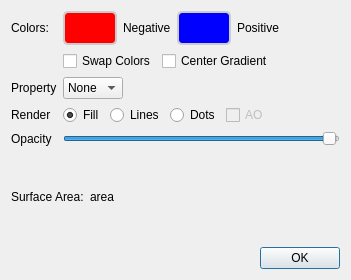
Qt form src/Configurator/SurfaceConfigurator.ui (nutjunkie/IQmol) before a commit.
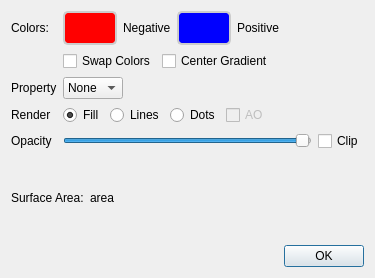
The same form after that commit.

What changed in the file:
```diff
--- a/src/Configurator/SurfaceConfigurator.ui
+++ b/src/Configurator/SurfaceConfigurator.ui
@@ -6,8 +6,8 @@
    <rect>
     <x>0</x>
     <y>0</y>
-    <width>351</width>
-    <height>280</height>
+    <width>375</width>
+    <height>278</height>
    </rect>
   </property>
   <property name="windowTitle">
@@ -218,22 +218,6 @@
        </property>
       </widget>
      </item>
-     <item row="4" column="1">
-      <widget class="QSlider" name="transparencySlider">
-       <property name="maximum">
-        <number>100</number>
-       </property>
-       <property name="value">
-        <number>99</number>
-       </property>
-       <property name="sliderPosition">
-        <number>99</number>
-       </property>
-       <property name="orientation">
-        <enum>Qt::Horizontal</enum>
-       </property>
-      </widget>
-     </item>
      <item row="1" column="1">
       <layout class="QHBoxLayout" name="horizontalLayout_6">
        <item>
@@ -265,6 +249,33 @@
        </item>
       </layout>
      </item>
+     <item row="4" column="1">
+      <layout class="QHBoxLayout" name="horizontalLayout_7">
+       <item>
+        <widget class="QSlider" name="transparencySlider">
+         <property name="maximum">
+          <number>100</number>
+         </property>
+         <property name="value">
+          <number>99</number>
+         </property>
+         <property name="sliderPosition">
+          <number>99</number>
+         </property>
+         <property name="orientation">
+          <enum>Qt::Horizontal</enum>
+         </property>
+        </widget>
+       </item>
+       <item>
+        <widget class="QCheckBox" name="clipCheckBox">
+         <property name="text">
+          <string>Clip</string>
+         </property>
+        </widget>
+       </item>
+      </layout>
+     </item>
     </layout>
    </item>
    <item>
```
